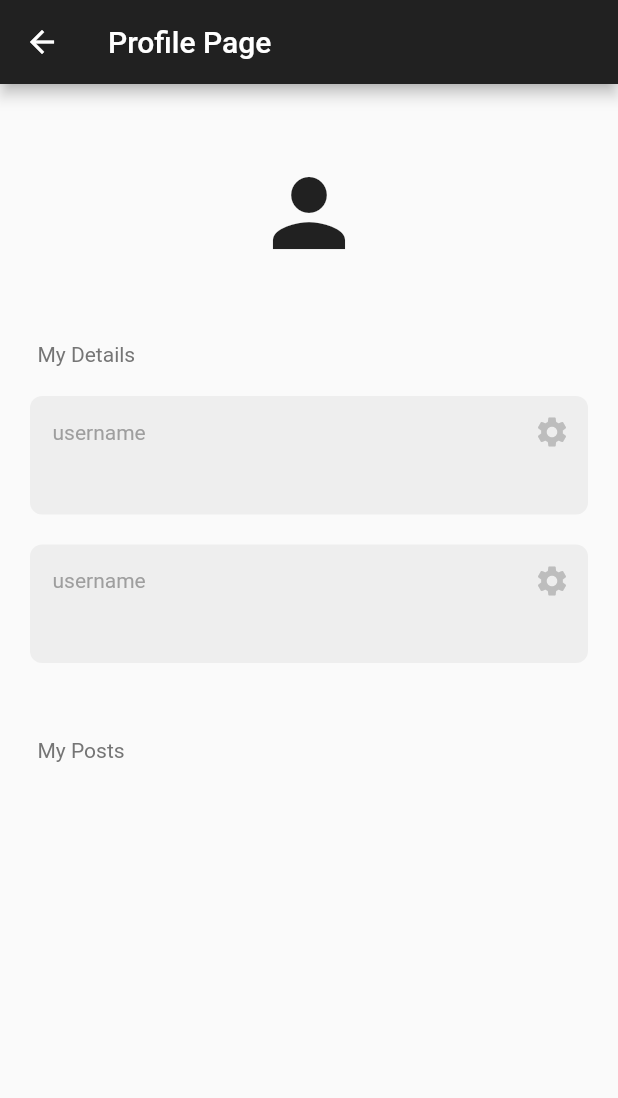
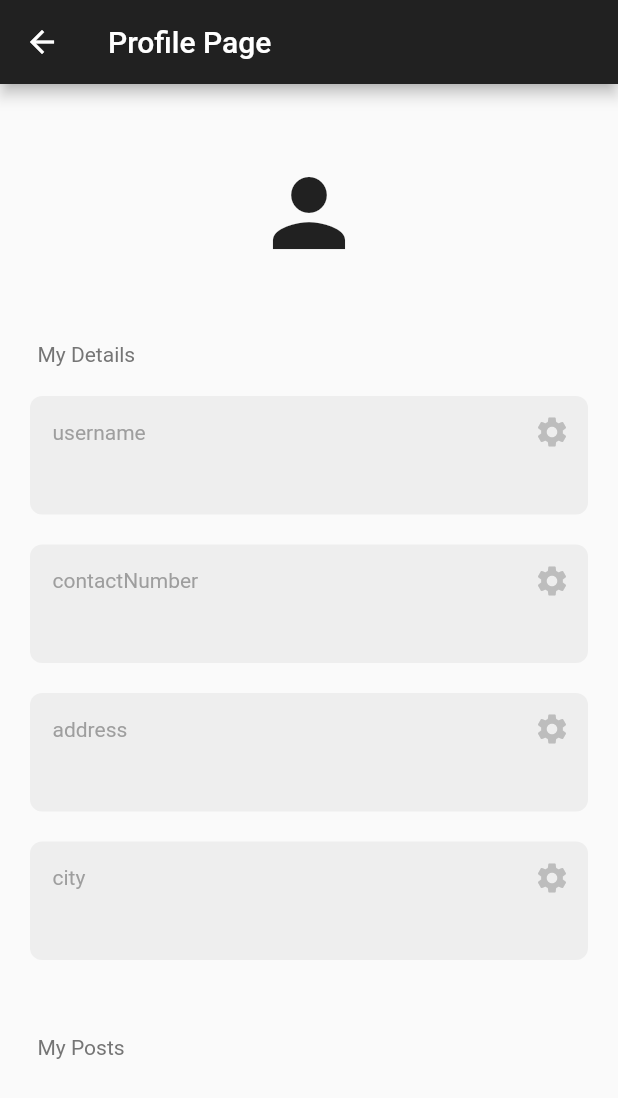
Before and after one commit to OmeshSachethana/UEE_Project, a Flutter app: the ProfilePage screen opened directly, on a phone screen of 412 x 824 dp. Shown: the top 1098 px of the screen. Run offline on Flutter 3.47's test engine with Material 2 defaults, Android fonts, the phone set to English and light mode, and no system bars; our stand-ins replace cloud_firestore, firebase_auth, firebase_core, google_sign_in; accounts and stored records are empty.

Commit message:
added more user data

```diff
--- a/lib/pages/profile_page.dart
+++ b/lib/pages/profile_page.dart
@@ -105,11 +105,25 @@ class _ProfilePageState extends State<ProfilePage> {
                   onPressed: () => editField('username'),
                 ),
 
-                //bio
+                //phone number
                 MyTextBox(
-                  text: userData['bio'],
-                  sectionName: 'username',
-                  onPressed: () => editField('bio'),
+                  text: userData['contactNumber'],
+                  sectionName: 'contactNumber',
+                  onPressed: () => editField('contactNumber'),
+                ),
+
+                //address
+                MyTextBox(
+                  text: userData['address'],
+                  sectionName: 'address',
+                  onPressed: () => editField('address'),
+                ),
+
+                //city
+                MyTextBox(
+                  text: userData['city'],
+                  sectionName: 'city',
+                  onPressed: () => editField('city'),
                 ),
 
                 const SizedBox(height: 50),
--- a/lib/pages/register_page.dart
+++ b/lib/pages/register_page.dart
@@ -52,7 +52,9 @@ class _RegisterPageState extends State<RegisterPage> {
           .doc(userCredential.user!.email)
           .set({
         'username': emailController.text.split('@')[0],
-        'bio': 'Empty bio..'
+        'contactNumber': '0771234567',
+        'address': 'address',
+        'city': 'city',
       });
 
       if (context.mounted) Navigator.pop(context);
```
